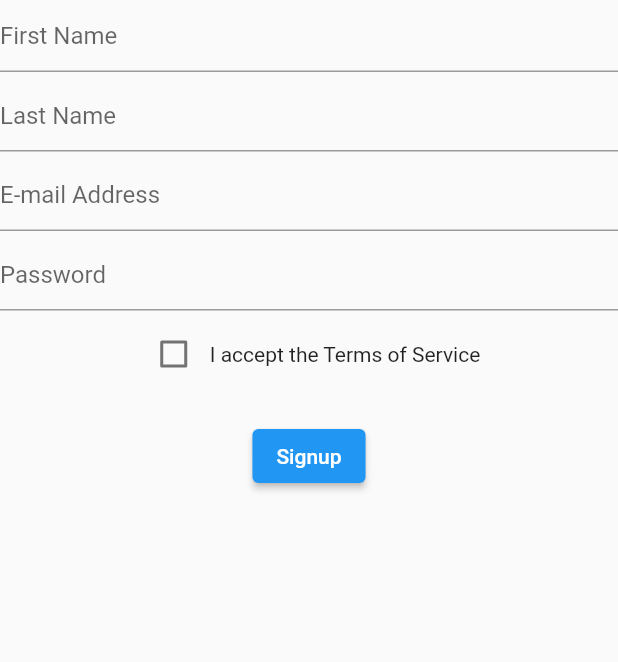
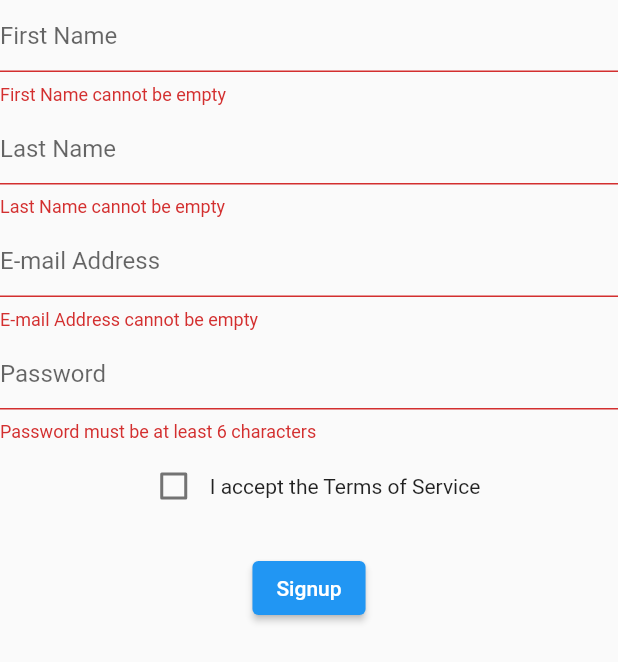
Before and after one commit to bedrockio/bedrock-flutter, a Flutter app: the AuthRegisterForm widget shown alone on an empty page, opened directly, after a tap on "Signup", on a phone screen of 412 x 824 dp. Shown: the top 662 px of the screen. Run offline on Flutter 3.47's test engine with Material 2 defaults, Android fonts, the phone set to English and light mode, and no system bars; our stand-ins replace dio, flutter_secure_storage, jwt_decoder; accounts and stored records are empty; generated files the repository leaves out were written again.

Commit message:
code cleanup before PR

```diff
--- a/lib/src/app.dart
+++ b/lib/src/app.dart
@@ -10,12 +10,8 @@ import 'auth/auth_controller.dart';
 import 'auth/auth_storage.dart';
 import 'home/home_view.dart';
 import 'settings/settings_controller.dart';
-import 'settings/settings_view.dart';
-import 'shops/shops_controller.dart';
 import 'widgets/bottom_navigation/bottom_navigation_controller.dart';
 import 'widgets/dismiss_keyboard.dart';
-
-typedef Strings = AppLocalizations;
 
 class App extends StatelessWidget {
   const App({Key? key}) : super(key: key);
@@ -76,29 +72,6 @@ class App extends StatelessWidget {
               // Define a function to handle named routes in order to support
               // Flutter web url navigation and deep linking.
               onGenerateRoute: RouteGenerator.generateRoute,
-              // onGenerateRoute: (RouteSettings routeSettings) {
-              //   return MaterialPageRoute<void>(
-              //     settings: routeSettings,
-              //     builder: (BuildContext context) {
-              //       var uri = Uri.parse(routeSettings.name ?? '/');
-              //       if (uri.pathSegments.length == 2 &&
-              //           uri.pathSegments.first == 'shop-detail') {
-              //         var id = uri.pathSegments[1];
-              //         return ChangeNotifierProvider<ShopsController>(
-              //           create: (context) => ShopsController(),
-              //           child: ShopDetailScreen(id: id),
-              //         );
-              //       }
-
-              //       switch (routeSettings.name) {
-              //         case SettingsView.routeName:
-              //         // return SettingsView(controller: settingsController);
-              //         default:
-              //           return Container();
-              //       }
-              //     },
-              //   );
-              // },
             ),
           );
         },
--- a/lib/src/auth/auth_register_form.dart
+++ b/lib/src/auth/auth_register_form.dart
@@ -21,15 +21,15 @@ class _AuthRegisterFormState extends State<AuthRegisterForm> {
 
   void _submit() async {
     final controller = Provider.of<AuthController>(context, listen: false);
-    // if (_formKey.currentState!.validate() && _tosStatus) {
-    final user = User(
-      email: 'tiago@rekall.ai',
-      password: '_password_password_password',
-      firstName: '_firstName',
-      lastName: '_lastName',
-    );
-    controller.register(user);
-    // }
+    if (_formKey.currentState!.validate() && _tosStatus) {
+      final user = User(
+        email: _email,
+        password: _password,
+        firstName: _firstName,
+        lastName: _lastName,
+      );
+      controller.register(user);
+    }
   }
 
   @override
```
